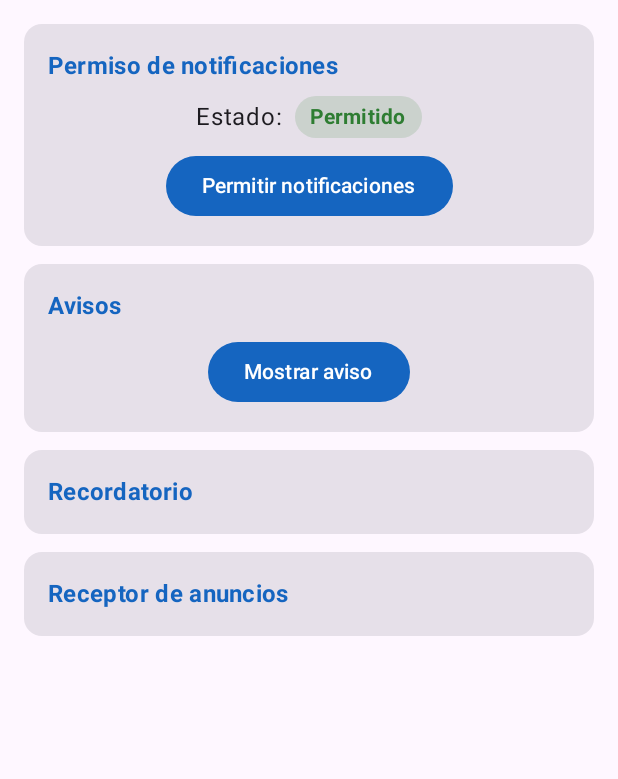
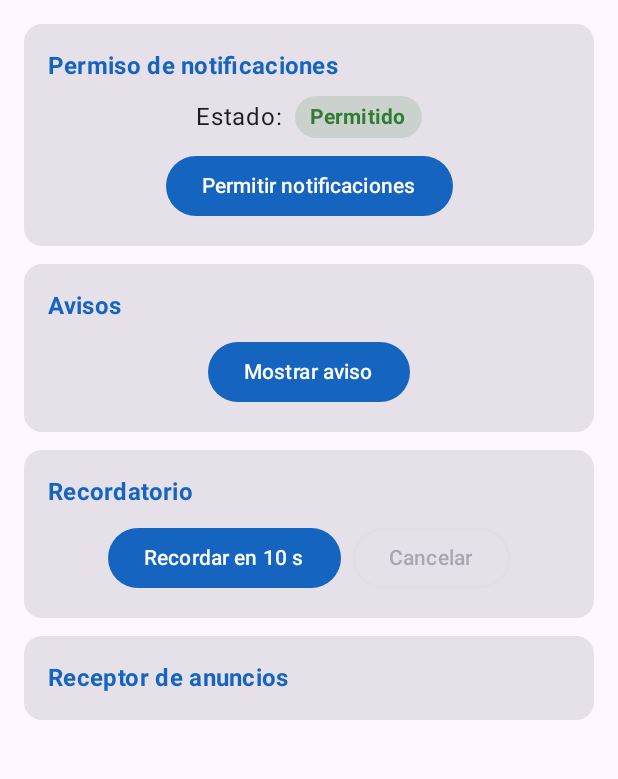
Before and after one commit to willardguillermo/AvisosCampus, an Android app built with Jetpack Compose: the screen it shows after launch (MainActivity), on a phone screen of 412 x 824 dp, the part 96-875 px from its top. Run offline under Robolectric (Android 15) with nearby library versions, the phone set to English and light mode, and no system bars.

Commit message:
feat(recordatorio): cuenta regresiva con corrutina y cancelacion
La cuenta vive en viewModelScope para sobrevivir a la rotacion y el finally limpia el estado al terminar o cancelar

```diff
--- a/app/src/main/java/com/willard/avisoscampus/ui/PantallaAvisos.kt
+++ b/app/src/main/java/com/willard/avisoscampus/ui/PantallaAvisos.kt
@@ -36,12 +36,14 @@ import androidx.compose.ui.unit.dp
 import com.willard.avisoscampus.model.PermisoUi
 import com.willard.avisoscampus.notificacion.Notificador
 import com.willard.avisoscampus.viewmodel.AvisosViewModel
+import androidx.compose.material3.OutlinedButton
 
 @OptIn(ExperimentalMaterial3Api::class)
 @Composable
 fun PantallaAvisos(vm: AvisosViewModel) {
     val contexto = LocalContext.current
     val permiso by vm.permiso.collectAsState()
+    val faltan by vm.faltan.collectAsState()
 
     val lanzador = rememberLauncherForActivityResult(
         ActivityResultContracts.RequestPermission()
@@ -113,7 +115,31 @@ fun PantallaAvisos(vm: AvisosViewModel) {
                 }
             }
             Tarjeta("Recordatorio") {
-                // TODO Paso 5: "Recordar en 10 s", "Cancelar" y "Faltan N s"
+                val activo = faltan != null
+                Row(
+                    modifier = Modifier.align(Alignment.CenterHorizontally),
+                    horizontalArrangement = Arrangement.spacedBy(8.dp)
+                ) {
+                    Button(
+                        onClick = { vm.recordarEn(10) },
+                        enabled = !activo
+                    ) {
+                        Text("Recordar en 10 s")
+                    }
+                    OutlinedButton(
+                        onClick = { vm.cancelarRecordatorio() },
+                        enabled = activo
+                    ) {
+                        Text("Cancelar")
+                    }
+                }
+                faltan?.let { segundos ->
+                    Text(
+                        text = "Faltan $segundos s",
+                        modifier = Modifier.align(Alignment.CenterHorizontally),
+                        fontWeight = FontWeight.Bold
+                    )
+                }
             }
             Tarjeta("Receptor de anuncios") {
                 // TODO Paso 6: Switch "Escuchar el modo avión"
```
Also changed, not shown: app/src/main/java/com/willard/avisoscampus/viewmodel/AvisosViewModel.kt (+30 -1 lines).
